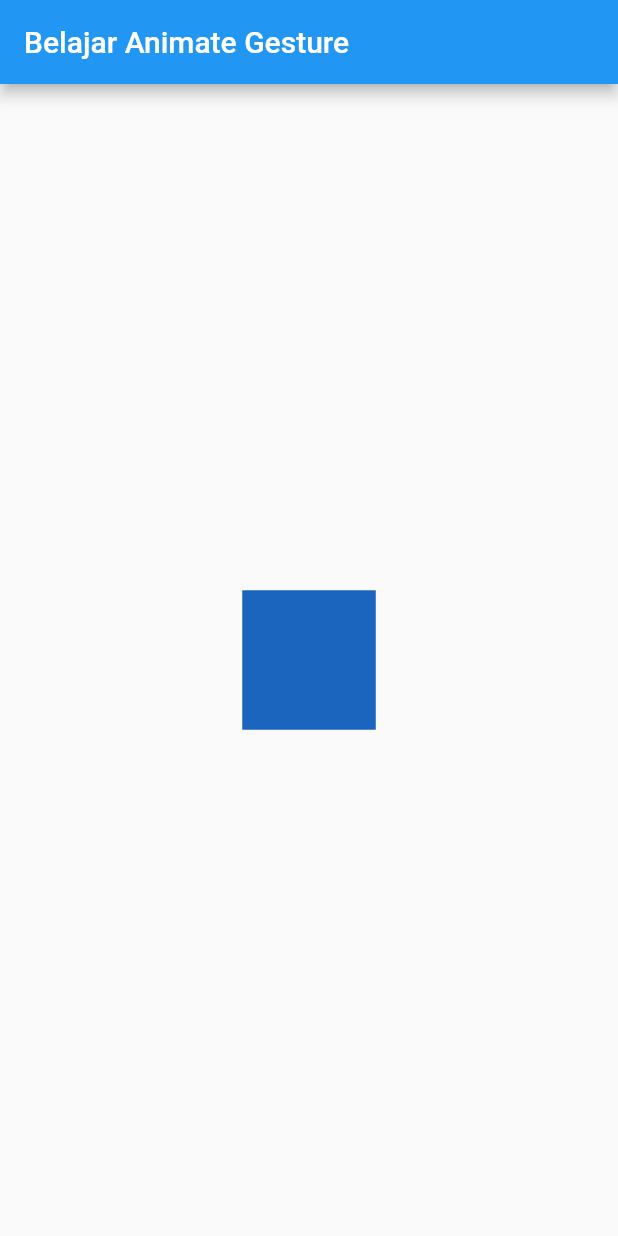
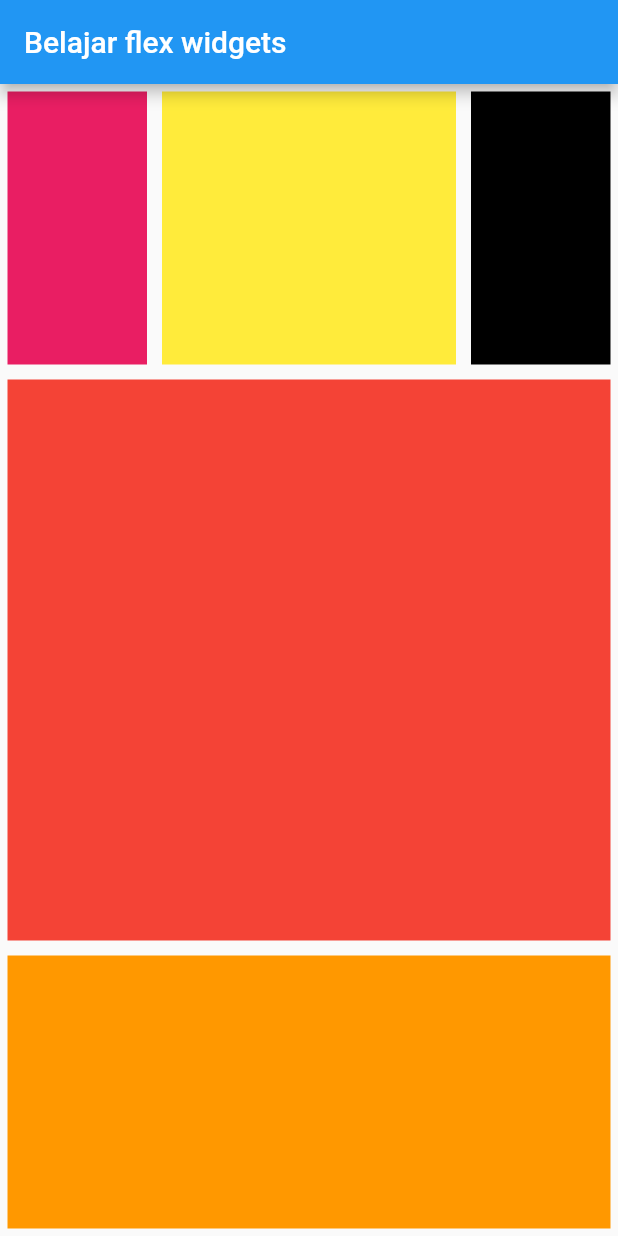
Before and after one commit to DepriPramana/BelajarFlutter, a Flutter app: the screen it shows after launch, on a phone screen of 412 x 824 dp. Run offline on Flutter 3.47's test engine with Material 2 defaults, Android fonts, the phone set to English and light mode, and no system bars.

Commit message:
Belajar Container

```diff
--- a/belajar_listview/lib/main.dart
+++ b/belajar_listview/lib/main.dart
@@ -1,37 +1,61 @@
-import 'dart:math';
 import 'package:flutter/material.dart';
 
 void main() {
   runApp(MyApp());
 }
 
-class MyApp extends StatefulWidget {
-  @override
-  _MyAppState createState() => _MyAppState();
-}
-
-class _MyAppState extends State<MyApp> {
-  Random random = Random();
+class MyApp extends StatelessWidget {
   @override
   Widget build(BuildContext context) {
     return MaterialApp(
       home: Scaffold(
         appBar: AppBar(
-          title: Text("Belajar Animate Gesture"),
+          title: Text("Belajar flex widgets"),
         ),
-        body: Center(
-          child: GestureDetector(
-            onTap: () {
-              setState(() {});
-            },
-            child: AnimatedContainer(
-              duration: Duration(seconds: 1),
-              color: Color.fromARGB(255, random.nextInt(256),
-                  random.nextInt(256), random.nextInt(256)),
-              width: 50.0 + random.nextInt(101),
-              height: 50.0 + random.nextInt(101),
+        body: Column(
+          children: <Widget>[
+            Flexible(
+              flex: 1,
+              child: Container(
+                child: Row(
+                  children: <Widget>[
+                    Flexible(
+                        flex: 1,
+                        child: Container(
+                          margin: EdgeInsets.all(5),
+                          color: Colors.pink,
+                        )),
+                    Flexible(
+                        flex: 2,
+                        child: Container(
+                          margin: EdgeInsets.all(5),
+                          color: Colors.yellow,
+                        )),
+                    Flexible(
+                        flex: 1,
+                        child: Container(
+                          margin: EdgeInsets.all(5),
+                          color: Colors.black,
+                        )),
+                  ],
+                ),
+              ),
             ),
-          ),
+            Flexible(
+              flex: 2,
+              child: Container(
+                margin: EdgeInsets.all(5),
+                color: Colors.red,
+              ),
+            ),
+            Flexible(
+              flex: 1,
+              child: Container(
+                margin: EdgeInsets.all(5),
+                color: Colors.orange,
+              ),
+            ),
+          ],
         ),
       ),
     );
```
